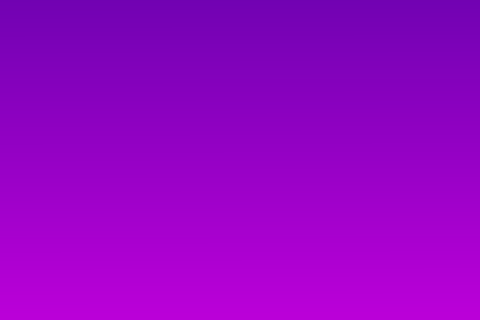
Qt form ui/chooseexercise.ui (AlonIvshin/AutomaticGymTrainer) before a commit; both pictures show x 0 to 480 and y 480 to 800 of the 1200 by 800 pixel window.
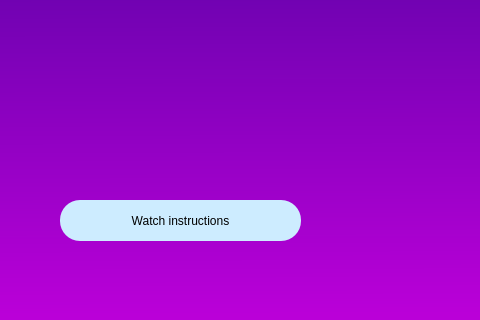
The same form after that commit.

```diff
--- a/ui/chooseexercise.ui
+++ b/ui/chooseexercise.ui
@@ -168,6 +168,24 @@
      <string>Please Fill all the fields with numbers only!</string>
     </property>
    </widget>
+   <widget class="QPushButton" name="bt_watch">
+    <property name="geometry">
+     <rect>
+      <x>60</x>
+      <y>680</y>
+      <width>241</width>
+      <height>41</height>
+     </rect>
+    </property>
+    <property name="styleSheet">
+     <string notr="true">border-radius:20px;
+font: 75 14pt &quot;MS Shell Dlg 2&quot;;
+background-color: rgb(205, 236, 255);</string>
+    </property>
+    <property name="text">
+     <string>Watch instructions</string>
+    </property>
+   </widget>
   </widget>
  </widget>
  <resources/>
```
